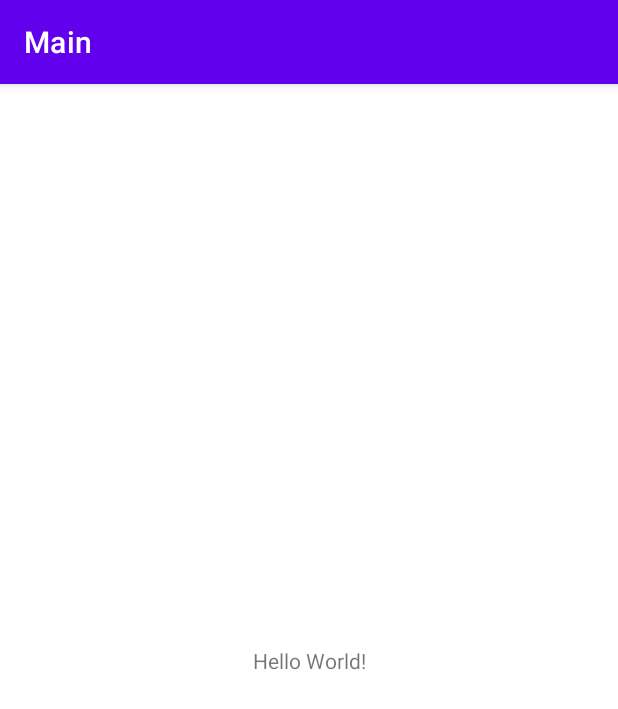
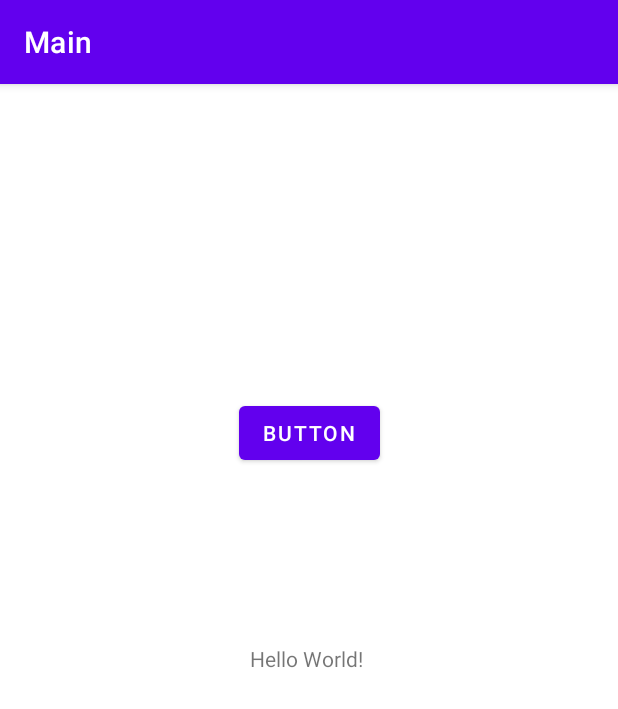
Before and after one commit to Cheezeblokz/MainProject, an Android app: the screen it shows after launch (MainActivity), on a phone screen of 412 x 824 dp. Shown: the top 709 px of the screen. Run offline under Robolectric (Android 15) with nearby library versions, the phone set to English and light mode, and no system bars.

Commit message:
added button for testing

```diff
--- a/app/src/main/res/layout/activity_main.xml
+++ b/app/src/main/res/layout/activity_main.xml
@@ -6,9 +6,21 @@
     android:layout_height="match_parent"
     tools:context=".MainActivity">
 
-    <TextView
+    <Button
+        android:id="@+id/button"
         android:layout_width="wrap_content"
         android:layout_height="wrap_content"
+        android:text="Button"
+        app:layout_constraintBottom_toBottomOf="parent"
+        app:layout_constraintEnd_toEndOf="parent"
+        app:layout_constraintStart_toStartOf="parent"
+        app:layout_constraintTop_toTopOf="parent"
+        app:layout_constraintVertical_bias="0.29000002" />
+
+    <TextView
+        android:id="@+id/textView"
+        android:layout_width="79dp"
+        android:layout_height="21dp"
         android:text="Hello World!"
         app:layout_constraintBottom_toBottomOf="parent"
         app:layout_constraintEnd_toEndOf="parent"
```
